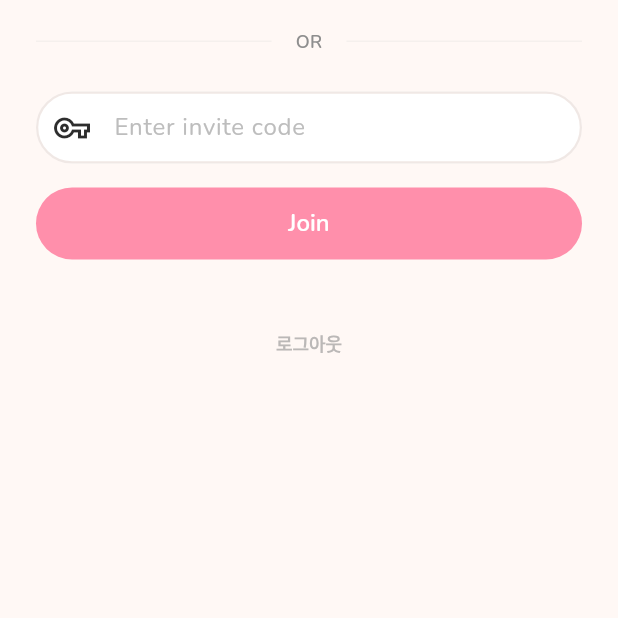
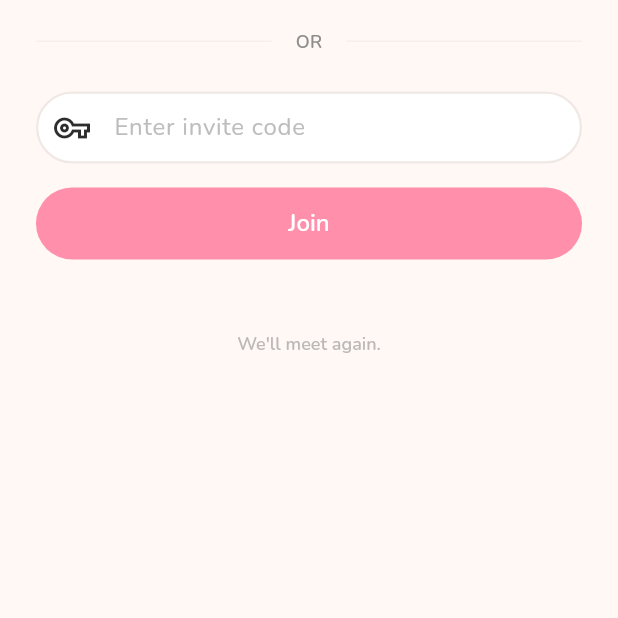
Before and after one commit to Liuese0/lovepin, a Flutter app: the screen it shows once a user with an empty profile is signed in, on a phone screen of 412 x 824 dp, the part 618-1236 px from its top. Run offline on Flutter 3.47's test engine with Material 3 defaults, Android fonts, the phone set to English and light mode, and no system bars; our stand-ins replace firebase_core, flutter_dotenv, flutter_image_compress, flutter_riverpod, go_router, google_fonts and 4 more; missing offline and left inert: home_widget; accounts and stored records are empty.

Commit message:
chore: rename sign-out button to 'We'll meet again.'
https://claude.ai/code/session_013YKCTMQK4EVqFc3bPa92NE

```diff
--- a/lib/features/couple/presentation/screens/couple_link_screen.dart
+++ b/lib/features/couple/presentation/screens/couple_link_screen.dart
@@ -254,7 +254,7 @@ class _CoupleLinkScreenState extends ConsumerState<CoupleLinkScreen> {
                     context.goNamed(RouteNames.login);
                   },
                   child: Text(
-                    '로그아웃',
+                    "We'll meet again.",
                     style: GoogleFonts.nunito(
                       fontSize: AppFonts.caption,
                       color: AppColors.textSecondary.withValues(alpha: 0.6),
```
